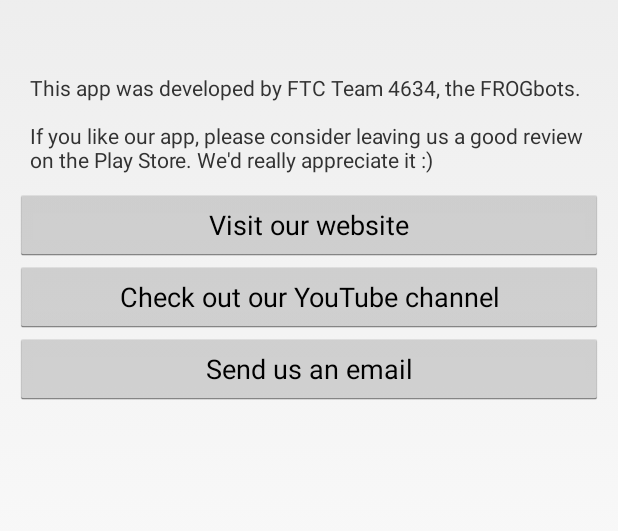
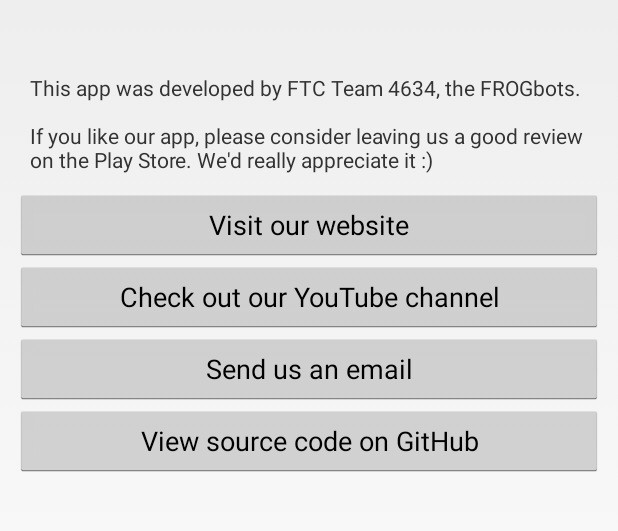
Before and after one commit to FROGbots-4634/Relic-Recovery-Scorer, an Android app: the AboutActivity screen opened directly, with no data from a screen before it, after a tap on "Visit our website", on a phone screen of 412 x 824 dp, the part 313-844 px from its top. Run offline under Robolectric (Android 15) with nearby library versions, the phone set to English and light mode, and no system bars; 2 statements that could not run were skipped.

Commit message:
Add button to view source code on GitHub to About activity

```diff
--- a/app/src/main/java/net/frogbots/relicrecoveryscorecalculator/ui/AboutActivity.java
+++ b/app/src/main/java/net/frogbots/relicrecoveryscorecalculator/ui/AboutActivity.java
@@ -40,6 +40,21 @@ public class AboutActivity extends Activity
             {
                 Intent i = new Intent(Intent.ACTION_VIEW);
                 i.setData(Uri.parse("https://frogbots.net"));
+                startActivity(i);
+            }
+        });
+
+        /*
+         * View GitHub repository
+         */
+        Button viewGithubRepoBtn = (Button) findViewById(R.id.viewGithubRepo);
+        viewGithubRepoBtn.setOnClickListener(new View.OnClickListener()
+        {
+            @Override
+            public void onClick (View view)
+            {
+                Intent i = new Intent(Intent.ACTION_VIEW);
+                i.setData(Uri.parse("https://github.com/FROGbots-4634/Relic-Recovery-Scorer"));
                 startActivity(i);
             }
         });
--- a/app/src/main/res/layout/activity_about.xml
+++ b/app/src/main/res/layout/activity_about.xml
@@ -43,12 +43,19 @@
             android:layout_width="match_parent"
             android:layout_height="wrap_content"
             android:text="Check out our YouTube channel" />
+
         <Button
             android:id="@+id/sendUsAnEmail"
             android:layout_width="match_parent"
             android:layout_height="wrap_content"
+            android:text="Send us an email" />
+
+        <Button
+            android:id="@+id/viewGithubRepo"
+            android:layout_width="match_parent"
+            android:layout_height="wrap_content"
             android:layout_marginBottom="20dp"
-            android:text="Send us an email" />
+            android:text="View source code on GitHub" />
 
     </LinearLayout>
 
```
